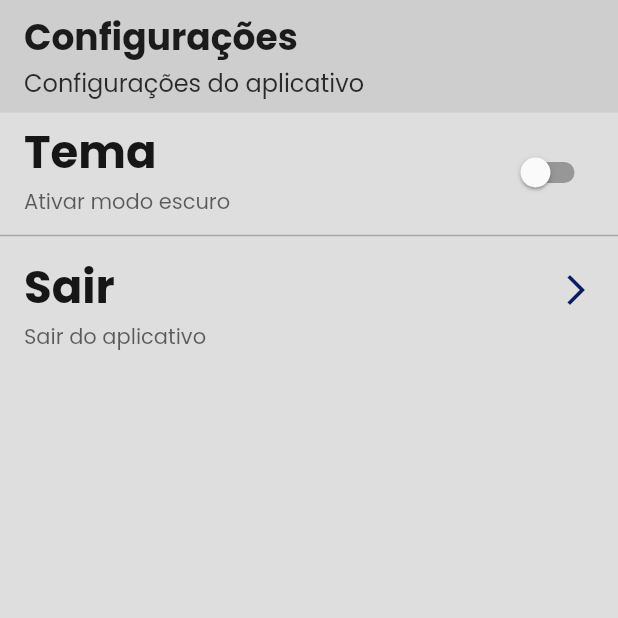
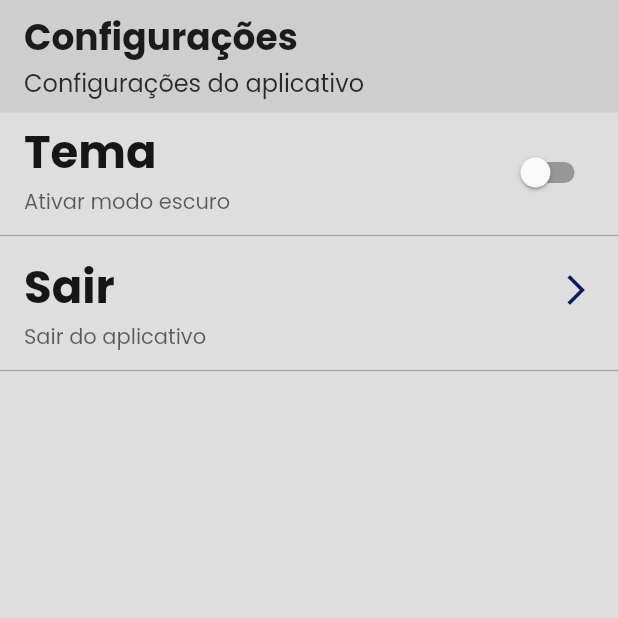
Before and after one commit to fga-eps-mds/2023.1-GuiaUnB, a Flutter app: the SettingsPage screen opened directly, on a phone screen of 412 x 824 dp, the top half of it. Run offline on Flutter 3.47's test engine with Material 2 defaults, Android fonts, the phone set to English and light mode, and no system bars; our stand-ins replace cloud_firestore, firebase_core, flutter_svg; accounts and stored records are empty.

Commit message:
🔁 changing divider color

```diff
--- a/guia_unb/lib/core/config/theme/app_theme.dart
+++ b/guia_unb/lib/core/config/theme/app_theme.dart
@@ -89,7 +89,6 @@ class AppTheme {
           ),
         ),
       ),
-      dividerColor: AppColors.appBarColor,
       pageTransitionsTheme: const PageTransitionsTheme(
         builders: {
           TargetPlatform.android: ZoomPageTransitionsBuilder(),
@@ -123,7 +122,7 @@ class AppTheme {
         ),
       ),
       dividerTheme: const DividerThemeData(
-        color: AppColors.divider,
+        color: AppColors.dividerDark,
         thickness: 1,
       ),
       canvasColor: AppColors.backgroundDark,
@@ -186,7 +185,6 @@ class AppTheme {
           ),
         ),
       ),
-      dividerColor: AppColors.appBarColorDark,
       pageTransitionsTheme: const PageTransitionsTheme(
         builders: {
           TargetPlatform.android: ZoomPageTransitionsBuilder(),
--- a/guia_unb/lib/pages/settings/settings_page.dart
+++ b/guia_unb/lib/pages/settings/settings_page.dart
@@ -72,6 +72,7 @@ class _SettingsPageState extends State<SettingsPage> {
             onTap: () =>
                 Navigator.pushReplacementNamed(context, Routes.onboarding),
           ),
+          const Divider(),
         ],
       ),
     );
```
